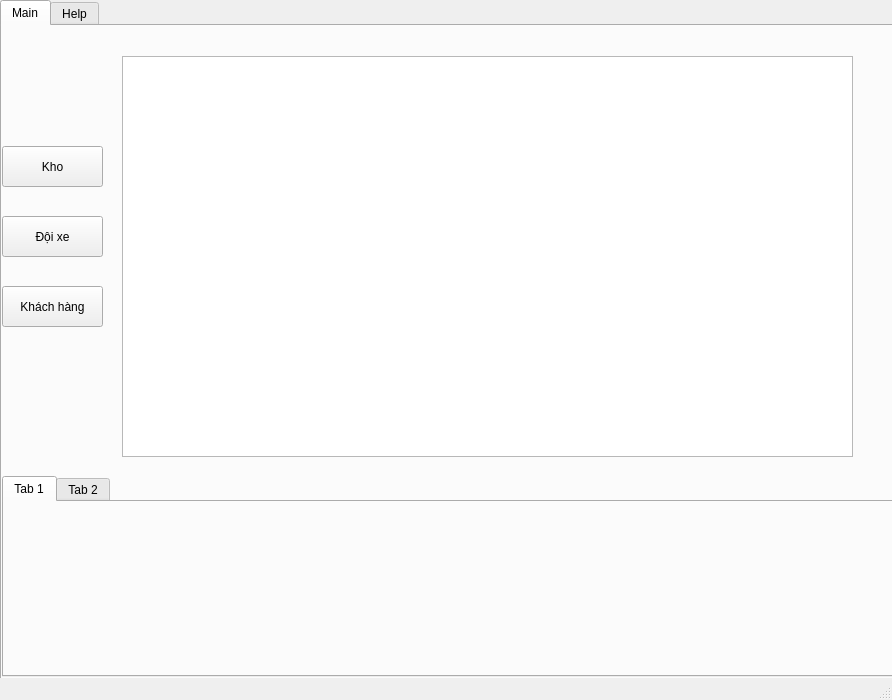
phamtuanson179/TechfechProject, file Qt-tech-fech.ui: the form before one commit.
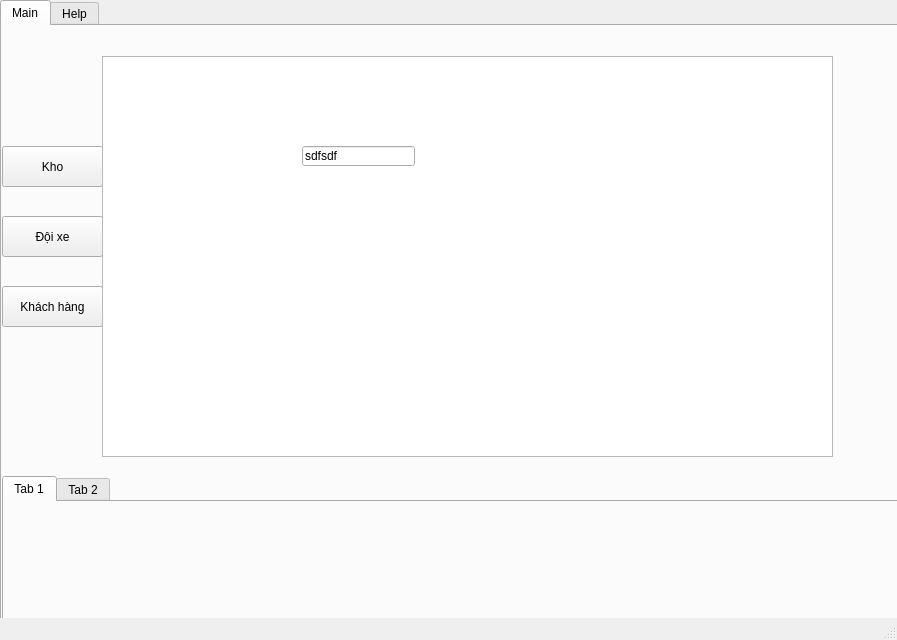
The form after the commit.

Diff of the .ui file:
```diff
--- a/Qt-tech-fech.ui
+++ b/Qt-tech-fech.ui
@@ -6,8 +6,8 @@
    <rect>
     <x>0</x>
     <y>0</y>
-    <width>892</width>
-    <height>700</height>
+    <width>897</width>
+    <height>640</height>
    </rect>
   </property>
   <property name="windowTitle">
@@ -92,13 +92,26 @@
      <widget class="QTableWidget" name="tableWidget">
       <property name="geometry">
        <rect>
-        <x>120</x>
+        <x>100</x>
         <y>30</y>
         <width>731</width>
         <height>401</height>
        </rect>
       </property>
      </widget>
+     <widget class="QLineEdit" name="lineEdit">
+      <property name="geometry">
+       <rect>
+        <x>300</x>
+        <y>120</y>
+        <width>113</width>
+        <height>20</height>
+       </rect>
+      </property>
+      <property name="text">
+       <string>sdfsdf</string>
+      </property>
+     </widget>
     </widget>
     <widget class="QWidget" name="tab_2">
      <attribute name="title">
```
